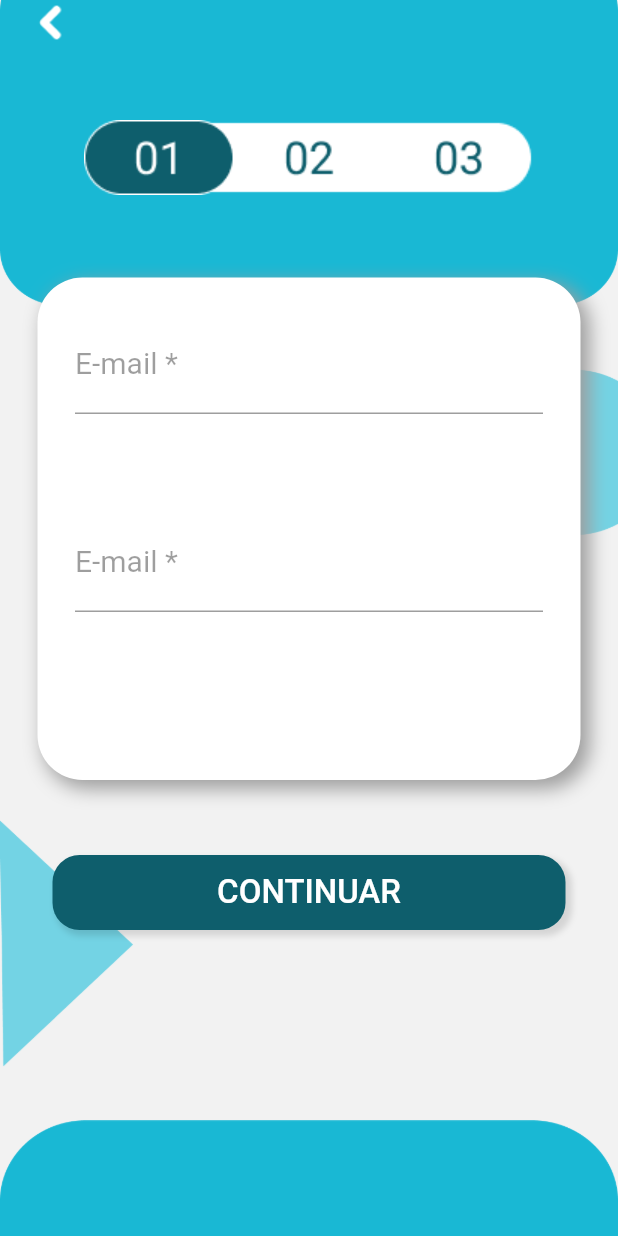
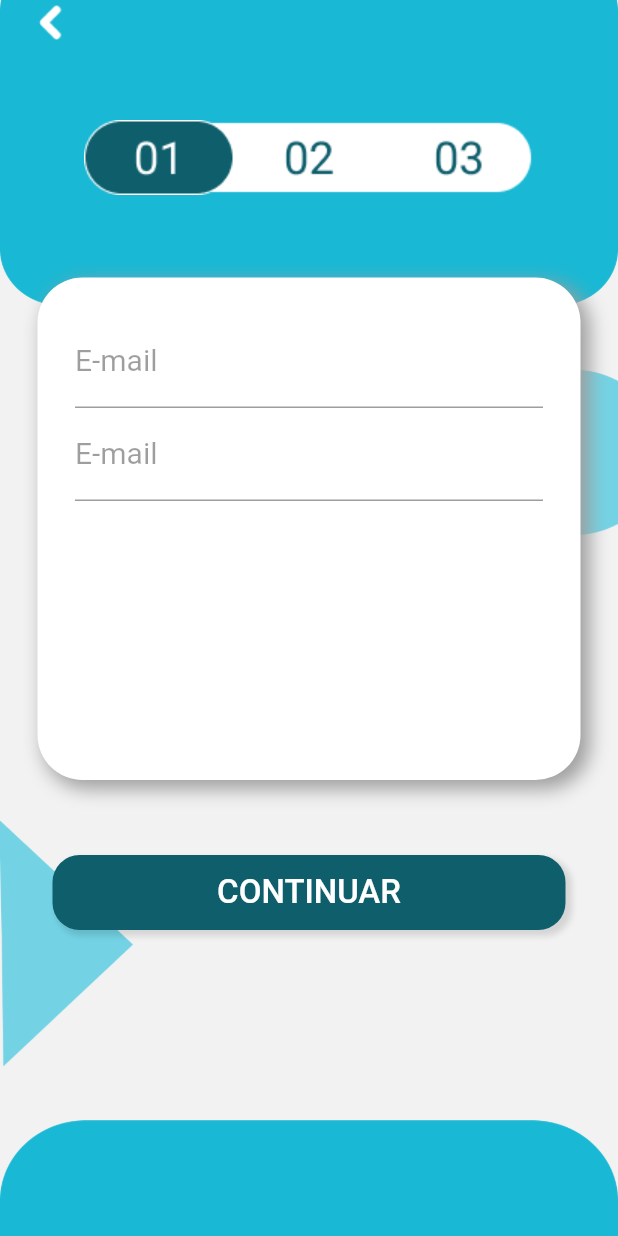
Before and after one commit to JuanPablooo/clean_house, a Flutter app: the Passo1Cliente screen opened directly, on a phone screen of 412 x 824 dp. Run offline on Flutter 3.47's test engine with Material 2 defaults, Android fonts, the phone set to English and light mode, and no system bars; our stand-ins replace flutter_mobx; project files that could hold a hidden picture were left out.

```diff
--- a/lib/main.dart
+++ b/lib/main.dart
@@ -1,5 +1,5 @@
 import 'package:flutter/material.dart';
 
 import 'app/my.app.dart';
-
+//   /home/juan/programas/desenvolvimento/flutter/bin/flutter  pub run build_runner build
 void main() => runApp(MyApp());
--- a/lib/view/cadastro/clientes/passo-1-cliente.dart
+++ b/lib/view/cadastro/clientes/passo-1-cliente.dart
@@ -83,23 +83,9 @@ class _Passo1Cliente extends State<Passo1Cliente> {
                 ),
                 child: ListView(
                   children: <Widget>[
-                    TextFormField(
-                      //autofocus: true,
-                      keyboardType: TextInputType.emailAddress,
-                      decoration: InputDecoration(
-                          labelText: "E-mail *",
-                          labelStyle: TextStyle(
-                            color: Colors.black38,
-                            fontWeight: FontWeight.w400,
-                            fontSize: 20,
-                          )
-                      ),
-                      style: TextStyle(
-                        fontSize: 20 ,
-                      ),
-                    ),
-                    inputSenha(),
-                    InputeGeneric()
+                    InputGeneric(labelText: "E-mail",),
+                    InputGeneric(labelText: "E-mail",),
+//                    inputSenha(),
 
                   ],
                 ),
--- a/lib/view/widgets/input-widget-generic.dart
+++ b/lib/view/widgets/input-widget-generic.dart
@@ -1,34 +1,57 @@
 import 'package:flutter/material.dart';
+import 'package:flutter/services.dart';
+import 'package:flutter_mobx/flutter_mobx.dart';
 
-class InputeGeneric extends StatelessWidget{
+class InputGeneric extends StatefulWidget {
+  @override
+  _InputGenericState createState() => _InputGenericState();
 
-  Function validacao;
-  String keyInput;
-//  InputeGeneric();
-  InputeGeneric({Function validacao}){
-    this.validacao = validacao;
+
+  String labelText;
+  Function onChange;
+  String generoInput ;
+  TextInputType tipoTeclado;
+  String Function()  errorText;
+  Icon icone;
+
+  InputGeneric({
+        String this.labelText="",
+        this.onChange ,this.tipoTeclado,
+        String Function() this.errorText,
+        this.generoInput="o",
+        Icon this.icone
+      });
 }
 
+class _InputGenericState extends State<InputGeneric> {
   @override
-  Widget build(BuildContext context){
-    return TextFormField(
-      //autofocus: true,
+  Widget build(BuildContext context) {
+    print("-=--=--=-=-=-");
 
-      keyboardType: TextInputType.emailAddress,
-      validator: validacao,
+    print(widget.errorText);
+    print("-=--=--=-=-=-");
+    return Container(
+      child: Observer(
+        builder: (_) {
+          return TextField(
+            onChanged: widget.onChange,
+            onTap: () {},
+            keyboardType: widget.tipoTeclado ,
             decoration: InputDecoration(
-          labelText: "E-mail *",
               labelStyle: TextStyle(
                 color: Colors.black38,
                 fontWeight: FontWeight.w400,
                 fontSize: 20,
-          )
               ),
-      style: TextStyle(
-        fontSize: 20 ,
+              labelText: "${widget.labelText}",
+              prefixIcon: widget.icone,
+              hintText: "digite ${widget.generoInput} ${widget.labelText}",
+              errorText: widget.errorText == null ? null : widget.errorText(),
+//              widget.errorText == null ? null : widget.errorText(),
+            ),
+          );
+        },
       ),
     );
   }
-
-
 }
--- a/pubspec.yaml
+++ b/pubspec.yaml
@@ -23,6 +23,9 @@ dependencies:
   # The following adds the Cupertino Icons font to your application.
   # Use with the CupertinoIcons class for iOS style icons.
   cupertino_icons: ^0.1.2
+  mobx:
+  flutter_mobx:
+  provider:
 
 
   flutter_launcher_icons: "^0.7.0"
@@ -40,6 +43,8 @@ dev_dependencies:
   flutter_test:
     sdk: flutter
   flutter_svg: ^0.17.4
+  mobx_codegen:
+  build_runner:
 
 
 
```
Also changed, not shown: pubspec.lock. Lines whose indentation alone changed are shown as unchanged.
